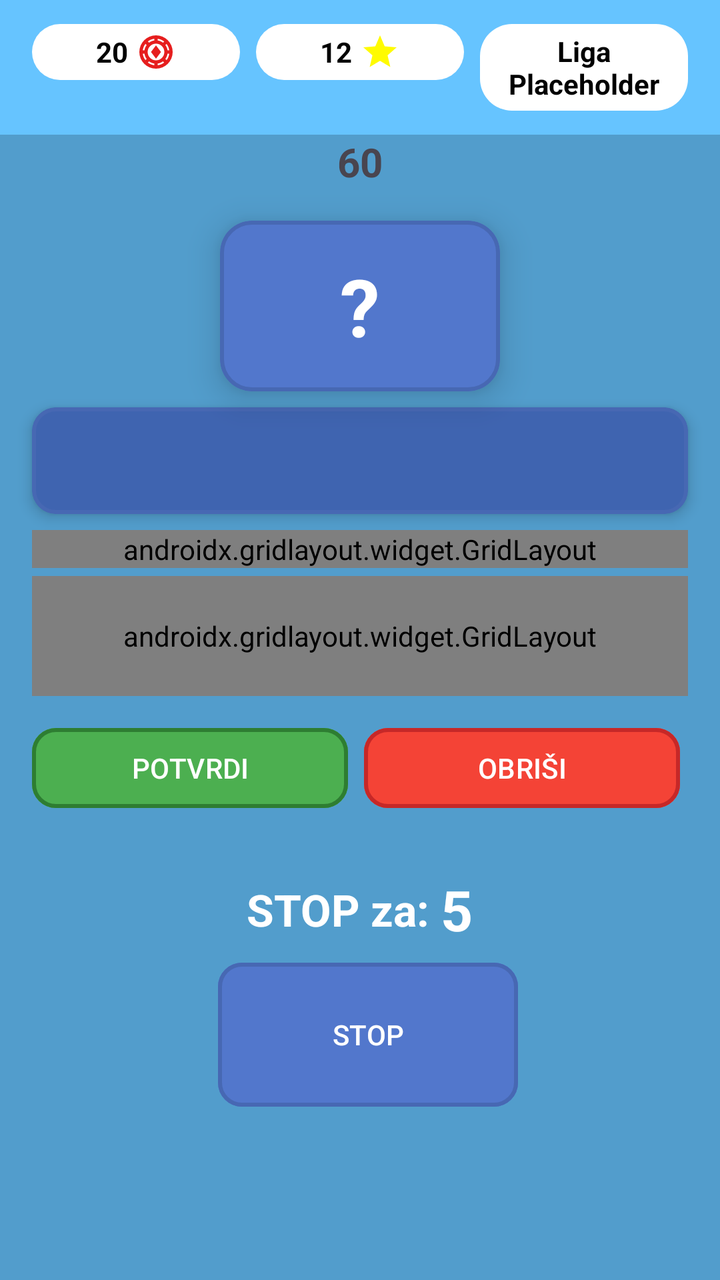
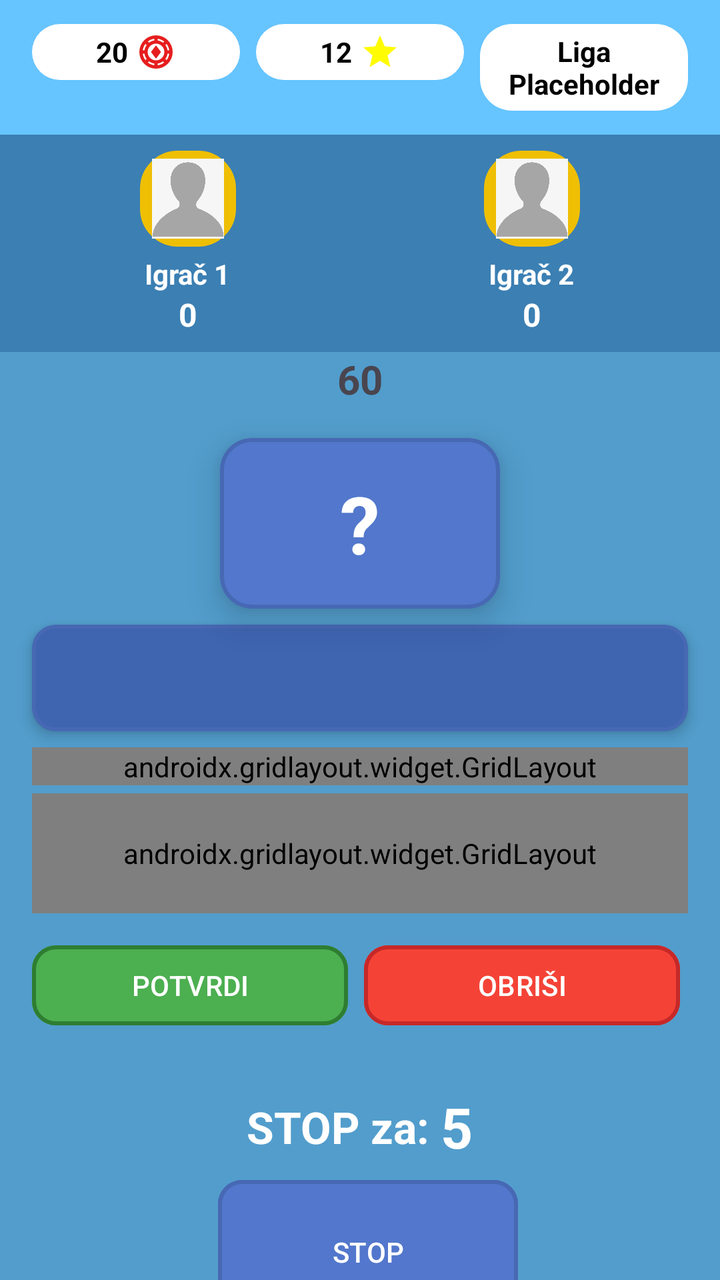

An Android layout rendered at two revisions. The XML below is the earlier revision; the diff shows what the commit changed to produce the second picture.
<!-- AndroidManifest.xml: application theme Theme.Slagalica -->
<!-- res/layout/activity_numbers_game.xml -->
<?xml version="1.0" encoding="utf-8"?>
<androidx.constraintlayout.widget.ConstraintLayout
    xmlns:android="http://schemas.android.com/apk/res/android"
    xmlns:app="http://schemas.android.com/apk/res-auto"
    xmlns:tools="http://schemas.android.com/tools"
    android:id="@+id/main"
    android:layout_width="match_parent"
    android:layout_height="match_parent"
    android:background="#529dcc">

    <LinearLayout
        android:layout_width="match_parent"
        android:layout_height="match_parent"
        android:orientation="vertical"
        tools:layout_editor_absoluteX="-41dp"
        tools:layout_editor_absoluteY="0dp">

        <include layout="@layout/top_bar" />

        <TextView
            android:id="@+id/gameTimerTextView"
            android:layout_width="wrap_content"
            android:layout_height="wrap_content"
            android:layout_gravity="center_horizontal"
            android:layout_marginBottom="8dp"
            android:text="60"
            android:textSize="20sp"
            android:textStyle="bold" />

        
        <com.google.android.material.card.MaterialCardView
            android:layout_width="wrap_content"
            android:layout_height="wrap_content"
            android:layout_gravity="center_horizontal"
            android:layout_marginStart="16dp"
            android:layout_marginTop="8dp"
            android:layout_marginEnd="16dp"
            android:layout_marginBottom="8dp"
            app:cardBackgroundColor="@color/button_default_color"
            app:cardCornerRadius="16dp"
            app:cardElevation="10dp"
            app:strokeColor="@color/button_default_border"
            app:strokeWidth="2dp">

            <TextView
                android:id="@+id/targetTextView"
                android:layout_width="wrap_content"
                android:layout_height="wrap_content"
                android:gravity="center"
                android:minWidth="140dp"
                android:padding="16dp"
                android:text="@string/question_mark"
                android:textColor="@color/white"
                android:textSize="40sp"
                android:textStyle="bold" />
        </com.google.android.material.card.MaterialCardView>

        
        <com.google.android.material.card.MaterialCardView
            android:layout_width="match_parent"
            android:layout_height="wrap_content"
            android:layout_marginStart="16dp"
            android:layout_marginEnd="16dp"
            android:layout_marginBottom="8dp"
            app:cardBackgroundColor="@color/button_selected_color"
            app:cardCornerRadius="12dp"
            app:cardElevation="4dp"
            app:strokeColor="@color/button_default_border"
            app:strokeWidth="2dp">

            <TextView
                android:id="@+id/expressionTextView"
                android:layout_width="match_parent"
                android:layout_height="wrap_content"
                android:gravity="center_vertical"
                android:minHeight="52dp"
                android:padding="12dp"
                android:text=""
                android:textColor="@color/white"
                android:textSize="22sp" />
        </com.google.android.material.card.MaterialCardView>

        
        <androidx.gridlayout.widget.GridLayout
            android:layout_width="match_parent"
            android:layout_height="wrap_content"
            android:layout_marginStart="16dp"
            android:layout_marginEnd="16dp"
            android:layout_marginBottom="4dp"
            app:alignmentMode="alignMargins"
            app:columnCount="3"
            app:rowCount="2"
            app:useDefaultMargins="true">

            <com.google.android.material.button.MaterialButton
                android:id="@+id/numButton1"
                android:layout_width="0dp"
                android:layout_height="wrap_content"
                android:backgroundTint="@color/button_default_color"
                android:elevation="8dp"
                android:minHeight="60dp"
                android:text="@string/question_mark"
                android:textColor="@color/white"
                app:cornerRadius="12dp"
                app:layout_columnWeight="1"
                app:strokeColor="@color/button_default_border"
                app:strokeWidth="2dp" />

            <com.google.android.material.button.MaterialButton
                android:id="@+id/numButton2"
                android:layout_width="0dp"
                android:layout_height="wrap_content"
                android:backgroundTint="@color/button_default_color"
                android:elevation="8dp"
                android:minHeight="60dp"
                android:text="@string/question_mark"
                android:textColor="@color/white"
                app:cornerRadius="12dp"
                app:layout_columnWeight="1"
                app:strokeColor="@color/button_default_border"
                app:strokeWidth="2dp" />

            <com.google.android.material.button.MaterialButton
                android:id="@+id/numButton5"
                android:layout_width="0dp"
                android:layout_height="wrap_content"
                android:backgroundTint="@color/button_default_color"
                android:elevation="8dp"
                android:minHeight="60dp"
                android:text="@string/question_mark"
                android:textColor="@color/white"
                app:cornerRadius="12dp"
                app:layout_columnWeight="1"
                app:strokeColor="@color/button_default_border"
                app:strokeWidth="2dp" />

            <com.google.android.material.button.MaterialButton
                android:id="@+id/numButton4"
                android:layout_width="0dp"
                android:layout_height="wrap_content"
                android:backgroundTint="@color/button_default_color"
                android:elevation="8dp"
                android:minHeight="60dp"
                android:text="@string/question_mark"
                android:textColor="@color/white"
                app:cornerRadius="12dp"
                app:layout_columnWeight="1"
                app:strokeColor="@color/button_default_border"
                app:strokeWidth="2dp" />

            <com.google.android.material.button.MaterialButton
                android:id="@+id/numButton3"
                android:layout_width="0dp"
                android:layout_height="wrap_content"
                android:backgroundTint="@color/button_default_color"
                android:elevation="8dp"
                android:minHeight="60dp"
                android:text="@string/question_mark"
                android:textColor="@color/white"
                app:cornerRadius="12dp"
                app:layout_columnWeight="1"
                app:strokeColor="@color/button_default_border"
                app:strokeWidth="2dp" />

            <com.google.android.material.button.MaterialButton
                android:id="@+id/numButton6"
                android:layout_width="0dp"
                android:layout_height="wrap_content"
                android:backgroundTint="@color/button_default_color"
                android:elevation="8dp"
                android:minHeight="60dp"
                android:text="@string/question_mark"
                android:textColor="@color/white"
                app:cornerRadius="12dp"
                app:layout_columnWeight="1"
                app:strokeColor="@color/button_default_border"
                app:strokeWidth="2dp" />

        </androidx.gridlayout.widget.GridLayout>

        
        <androidx.gridlayout.widget.GridLayout
            android:layout_width="match_parent"
            android:layout_height="60dp"
            android:layout_marginStart="16dp"
            android:layout_marginEnd="16dp"
            android:layout_marginBottom="8dp"
            app:alignmentMode="alignMargins"
            app:columnCount="6"
            app:rowCount="1"
            app:useDefaultMargins="true">

            <com.google.android.material.button.MaterialButton
                android:id="@+id/btnOpen"
                android:layout_width="0dp"
                android:layout_height="0dp"
                android:layout_margin="4dp"

                app:layout_columnWeight="1"
                app:layout_rowWeight="1"

                app:icon="@drawable/ic_paren_left"
                app:iconGravity="textTop"
                android:text="("
                android:textSize="0sp"
                app:iconPadding="0dp"

                android:gravity="center"

                android:backgroundTint="@color/button_selected_color"
                android:elevation="8dp"

                app:cornerRadius="12dp"
                app:strokeColor="@color/button_selected_border"
                app:strokeWidth="2dp" />

            <com.google.android.material.button.MaterialButton
                android:id="@+id/btnClose"
                android:layout_width="0dp"
                android:layout_height="0dp"
                android:layout_margin="4dp"

                app:layout_columnWeight="1"
                app:layout_rowWeight="1"

                app:icon="@drawable/ic_paren_right"
                app:iconGravity="textTop"
                app:iconPadding="0dp"
                android:text=")"
                android:textSize="0sp"

                android:gravity="center"

                android:backgroundTint="@color/button_selected_color"
                android:elevation="8dp"

                app:cornerRadius="12dp"
                app:strokeColor="@color/button_selected_border"
                app:strokeWidth="2dp" />

            <com.google.android.material.button.MaterialButton
                android:id="@+id/btnPlus"
                android:layout_width="0dp"
                android:layout_height="0dp"
                android:layout_margin="4dp"

                app:layout_columnWeight="1"
                app:layout_rowWeight="1"

                app:icon="@drawable/ic_add"
                app:iconGravity="textTop"
                app:iconPadding="0dp"
                android:text="+"
                android:textSize="0sp"

                android:gravity="center"

                android:backgroundTint="@color/button_selected_color"
                android:elevation="8dp"

                app:cornerRadius="12dp"
                app:strokeColor="@color/button_selected_border"
                app:strokeWidth="2dp" />

            <com.google.android.material.button.MaterialButton
                android:id="@+id/btnMinus"
                android:layout_width="0dp"
                android:layout_height="0dp"
                android:layout_margin="4dp"

                app:layout_columnWeight="1"
                app:layout_rowWeight="1"

                app:icon="@drawable/ic_minus"
                app:iconGravity="textTop"
                app:iconPadding="0dp"
                android:text="-"
                android:textSize="0sp"

                android:gravity="center"

                android:backgroundTint="@color/button_selected_color"
                android:elevation="8dp"

                app:cornerRadius="12dp"
                app:strokeColor="@color/button_selected_border"
                app:strokeWidth="2dp" />

            <com.google.android.material.button.MaterialButton
                android:id="@+id/btnMultiply"
                android:layout_width="0dp"
                android:layout_height="0dp"
                android:layout_margin="4dp"

                app:layout_columnWeight="1"
                app:layout_rowWeight="1"

                app:icon="@drawable/ic_multiply"
                app:iconGravity="textTop"
                app:iconPadding="0dp"
                android:text="*"
                android:textSize="0sp"

                android:gravity="center"

                android:backgroundTint="@color/button_selected_color"
                android:elevation="8dp"

                app:cornerRadius="12dp"
                app:strokeColor="@color/button_selected_border"
                app:strokeWidth="2dp" />

            <com.google.android.material.button.MaterialButton
                android:id="@+id/btnDivide"
                android:layout_width="0dp"
                android:layout_height="0dp"
                android:layout_margin="4dp"

                app:layout_columnWeight="1"
                app:layout_rowWeight="1"

                app:icon="@drawable/ic_divide"
                app:iconGravity="textTop"
                app:iconPadding="0dp"
                android:text="/"
                android:textSize="0sp"

                android:gravity="center"

                android:backgroundTint="@color/button_selected_color"
                android:elevation="8dp"

                app:cornerRadius="12dp"
                app:strokeColor="@color/button_selected_border"
                app:strokeWidth="2dp" />

        </androidx.gridlayout.widget.GridLayout>

        
        <LinearLayout
            android:layout_width="match_parent"
            android:layout_height="wrap_content"
            android:gravity="center"
            android:orientation="horizontal"
            android:paddingStart="16dp"
            android:paddingTop="4dp"
            android:paddingEnd="16dp"
            android:paddingBottom="16dp">

            <com.google.android.material.button.MaterialButton
                android:id="@+id/confirmButton"
                android:layout_width="0dp"
                android:layout_height="wrap_content"
                android:layout_marginEnd="4dp"
                android:layout_weight="1"
                android:backgroundTint="@color/correct_answer_color"
                android:elevation="8dp"
                android:text="POTVRDI"
                android:textColor="@color/white"
                app:cornerRadius="12dp"
                app:strokeColor="@color/correct_answer_border"
                app:strokeWidth="2dp" />

            <com.google.android.material.button.MaterialButton
                android:id="@+id/clearButton"
                android:layout_width="0dp"
                android:layout_height="wrap_content"
                android:layout_marginStart="4dp"
                android:layout_marginEnd="4dp"
                android:layout_weight="1"
                android:backgroundTint="@color/wrong_answer_color"
                android:elevation="8dp"
                android:text="OBRIŠI"
                android:textColor="@color/white"
                app:cornerRadius="12dp"
                app:strokeColor="@color/wrong_answer_border"
                app:strokeWidth="2dp" />

        </LinearLayout>

        
        <LinearLayout
            android:id="@+id/stopTimerRow"
            android:layout_width="match_parent"
            android:layout_height="wrap_content"
            android:gravity="center"
            android:orientation="horizontal"
            android:paddingTop="12dp"
            android:paddingBottom="4dp">

            <TextView
                android:layout_width="wrap_content"
                android:layout_height="wrap_content"
                android:text="STOP za: "
                android:textColor="@android:color/white"
                android:textSize="22sp"
                android:textStyle="bold" />

            <TextView
                android:id="@+id/stopTimerTextView"
                android:layout_width="wrap_content"
                android:layout_height="wrap_content"
                android:text="5"
                android:textColor="@android:color/white"
                android:textSize="28sp"
                android:textStyle="bold" />
        </LinearLayout>

        <com.google.android.material.button.MaterialButton
            android:id="@+id/stopButton"
            android:layout_width="150dp"
            android:layout_height="80dp"
            android:layout_marginStart="4dp"
            android:layout_gravity="center"
            android:backgroundTint="@color/button_default_color"
            android:elevation="8dp"
            android:text="STOP"
            android:textColor="@color/white"
            app:cornerRadius="12dp"
            app:strokeColor="@color/button_default_border"
            app:strokeWidth="2dp" />

    </LinearLayout>

</androidx.constraintlayout.widget.ConstraintLayout>
<!-- res/layout/top_bar.xml (included above) -->
<?xml version="1.0" encoding="utf-8"?>
<LinearLayout xmlns:android="http://schemas.android.com/apk/res/android"
    android:layout_width="match_parent"
    android:layout_height="wrap_content"
    android:orientation="horizontal"
    android:padding="12dp"
    android:background="#66C4FF">

    <LinearLayout
        android:layout_width="0dp"
        android:layout_height="wrap_content"
        android:layout_weight="1"
        android:orientation="horizontal"
        android:gravity="center"
        android:padding="4dp"
        android:layout_marginStart="4dp"
        android:layout_marginEnd="4dp"
        android:background="@drawable/rounded_white">

        <TextView
            android:layout_width="wrap_content"
            android:layout_height="wrap_content"
            android:text="20"
            android:textColor="#000000"
            android:textStyle="bold"
            android:layout_marginEnd="4dp" />

        <ImageView
            android:layout_width="20dp"
            android:layout_height="20dp"
            android:src="@drawable/ic_token"
            android:contentDescription="Tokeni" />
    </LinearLayout>

    <LinearLayout
        android:layout_width="0dp"
        android:layout_height="wrap_content"
        android:layout_weight="1"
        android:orientation="horizontal"
        android:gravity="center"
        android:padding="4dp"
        android:layout_marginStart="4dp"
        android:layout_marginEnd="4dp"
        android:background="@drawable/rounded_white">

        <TextView
            android:layout_width="wrap_content"
            android:layout_height="wrap_content"
            android:text="12"
            android:textColor="#000000"
            android:textStyle="bold"
            android:layout_marginEnd="4dp" />

        <ImageView
            android:layout_width="20dp"
            android:layout_height="20dp"
            android:src="@drawable/ic_star"
            android:contentDescription="Zvezde" />
    </LinearLayout>

    <LinearLayout
        android:layout_width="0dp"
        android:layout_height="wrap_content"
        android:layout_weight="1"
        android:orientation="horizontal"
        android:gravity="center"
        android:padding="4dp"
        android:layout_marginStart="4dp"
        android:layout_marginEnd="4dp"
        android:background="@drawable/rounded_white">

        <TextView
            android:layout_width="wrap_content"
            android:layout_height="wrap_content"
            android:text="Liga Placeholder"
            android:textColor="#000000"
            android:textStyle="bold"
            android:gravity="center" />
    </LinearLayout>
</LinearLayout>
<!-- resources referenced by this layout -->
<resources>
  <color name="button_default_border">#4768B3</color>
  <color name="button_default_color">#5277CC</color>
  <color name="button_selected_border">#2F4F8C</color>
  <color name="button_selected_color">#3F64B0</color>
  <color name="correct_answer_border">#2E7D32</color>
  <color name="correct_answer_color">#4CAF50</color>
  <color name="white">#FFFFFFFF</color>
  <color name="wrong_answer_border">#C62828</color>
  <color name="wrong_answer_color">#F44336</color>
  <!-- drawable ic_add (drawable) -->
  <vector xmlns:android="http://schemas.android.com/apk/res/android" android:height="24dp" android:tint="#FFFFFF" android:viewportHeight="24" android:viewportWidth="24" android:width="24dp">
        
      <path android:fillColor="@android:color/white" android:pathData="M19,13h-6v6h-2v-6H5v-2h6V5h2v6h6v2z"/>
      
  </vector>
  <!-- drawable ic_divide (drawable) -->
  <vector xmlns:android="http://schemas.android.com/apk/res/android"
      android:width="24dp"
      android:height="24dp"
      android:viewportWidth="24"
      android:viewportHeight="24">
      <path
          android:fillColor="#000000"
          android:pathData="M19,11H5v2h14v-2zM12,5a2,2 0 1,0 0.001,0zM12,17a2,2 0 1,0 0.001,0z"/>
  </vector>
  <!-- drawable ic_minus (drawable) -->
  <vector xmlns:android="http://schemas.android.com/apk/res/android" android:height="24dp" android:tint="#FFFFFF" android:viewportHeight="24" android:viewportWidth="24" android:width="24dp">
        
      <path android:fillColor="@android:color/white" android:pathData="M19,13H5v-2h14v2z"/>
      
  </vector>
  <!-- drawable ic_multiply (drawable) -->
  <vector xmlns:android="http://schemas.android.com/apk/res/android"
      android:width="24dp"
      android:height="24dp"
      android:viewportWidth="24"
      android:viewportHeight="24">
      <path
          android:fillColor="#000000"
          android:pathData="M18.3,5.7L12,12l-6.3,-6.3-1.4,1.4L10.6,13l-6.3,6.3,1.4,1.4L12,14.4l6.3,6.3,1.4,-1.4L13.4,13l6.3,-6.3z"/>
  </vector>
  <!-- drawable ic_paren_left (drawable) -->
  <vector xmlns:android="http://schemas.android.com/apk/res/android"
      android:width="24dp"
      android:height="24dp"
      android:viewportWidth="24"
      android:viewportHeight="24">
      <path
          android:fillColor="#000000"
          android:pathData="M10,4C7,7 7,17 10,20H8C5,17 5,7 8,4z"/>
  </vector>
  <!-- drawable ic_paren_right (drawable) -->
  <vector xmlns:android="http://schemas.android.com/apk/res/android"
      android:width="24dp"
      android:height="24dp"
      android:viewportWidth="24"
      android:viewportHeight="24">
      <path
          android:fillColor="#000000"
          android:pathData="M14,4C17,7 17,17 14,20H16C19,17 19,7 16,4z"/>
  </vector>
  <!-- drawable ic_star (drawable) -->
  <vector xmlns:android="http://schemas.android.com/apk/res/android" android:height="24dp" android:tint="#FFFB00" android:viewportHeight="24" android:viewportWidth="24" android:width="24dp">
        
      <path android:fillColor="@android:color/white" android:pathData="M12,17.27L18.18,21l-1.64,-7.03L22,9.24l-7.19,-0.61L12,2 9.19,8.63 2,9.24l5.46,4.73L5.82,21z"/>
      
  </vector>
  <!-- drawable rounded_white (drawable) -->
  <?xml version="1.0" encoding="utf-8"?>
  <shape xmlns:android="http://schemas.android.com/apk/res/android"
      android:shape="rectangle">
      <solid android:color="@android:color/white" />
      <corners android:radius="16dp" />
  </shape>
  <string name="question_mark">?</string>
  <style name="Theme.Slagalica" parent="Base.Theme.Slagalica" />
  <style name="Base.Theme.Slagalica" parent="Theme.Material3.DayNight.NoActionBar">
          
          
      </style>
  <!-- unchanged entries left out for length: 1 -->
</resources>

<!-- the commit's change to res/layout/activity_numbers_game.xml (unified diff, before → after) -->
@@ -16,6 +16,8 @@
         tools:layout_editor_absoluteY="0dp">
 
         <include layout="@layout/top_bar" />
+
+        <include layout="@layout/player_score_row" />
 
         <TextView
             android:id="@+id/gameTimerTextView"
@@ -504,3 +506,87 @@
             android:gravity="center" />
     </LinearLayout>
 </LinearLayout>
+<!-- res/layout/player_score_row.xml (included above) -->
+<?xml version="1.0" encoding="utf-8"?>
+<LinearLayout xmlns:android="http://schemas.android.com/apk/res/android"
+    android:id="@+id/playerScoreRow"
+    android:layout_width="match_parent"
+    android:layout_height="wrap_content"
+    android:orientation="horizontal"
+    android:padding="8dp"
+    android:background="#3B7FB3">
+
+    <LinearLayout
+        android:id="@+id/playerOneContainer"
+        android:layout_width="0dp"
+        android:layout_height="wrap_content"
+        android:layout_weight="1"
+        android:orientation="vertical"
+        android:gravity="center">
+
+        <ImageView
+            android:id="@+id/playerOneAvatar"
+            android:layout_width="48dp"
+            android:layout_height="48dp"
+            android:background="@drawable/profile_frame"
+            android:padding="4dp"
+            android:src="@drawable/default_profile"
+            android:contentDescription="Player 1 avatar" />
+
+        <TextView
+            android:id="@+id/playerOneName"
+            android:layout_width="wrap_content"
+            android:layout_height="wrap_content"
+            android:layout_marginTop="4dp"
+            android:text="Igrač 1"
+            android:textColor="@android:color/white"
+            android:textStyle="bold"
+            android:textSize="14sp" />
+
+        <TextView
+            android:id="@+id/playerOneScore"
+            android:layout_width="wrap_content"
+            android:layout_height="wrap_content"
+            android:text="0"
+            android:textColor="@android:color/white"
+            android:textStyle="bold"
+            android:textSize="16sp" />
+    </LinearLayout>
+
+    <LinearLayout
+        android:id="@+id/playerTwoContainer"
+        android:layout_width="0dp"
+        android:layout_height="wrap_content"
+        android:layout_weight="1"
+        android:orientation="vertical"
+        android:gravity="center">
+
+        <ImageView
+            android:id="@+id/playerTwoAvatar"
+            android:layout_width="48dp"
+            android:layout_height="48dp"
+            android:background="@drawable/profile_frame"
+            android:padding="4dp"
+            android:src="@drawable/default_profile"
+            android:contentDescription="Player 2 avatar" />
+
+        <TextView
+            android:id="@+id/playerTwoName"
+            android:layout_width="wrap_content"
+            android:layout_height="wrap_content"
+            android:layout_marginTop="4dp"
+            android:text="Igrač 2"
+            android:textColor="@android:color/white"
+            android:textStyle="bold"
+            android:textSize="14sp" />
+
+        <TextView
+            android:id="@+id/playerTwoScore"
+            android:layout_width="wrap_content"
+            android:layout_height="wrap_content"
+            android:text="0"
+            android:textColor="@android:color/white"
+            android:textStyle="bold"
+            android:textSize="16sp" />
+    </LinearLayout>
+</LinearLayout>
<!-- resource entries referenced after the edit -->
@@ -9,6 +9,7 @@
   <color name="white">#FFFFFFFF</color>
   <color name="wrong_answer_border">#C62828</color>
   <color name="wrong_answer_color">#F44336</color>
+  <!-- drawable default_profile: png bitmap (drawable, 31723 bytes) -->
   <!-- drawable ic_add (drawable) -->
   <vector xmlns:android="http://schemas.android.com/apk/res/android" android:height="24dp" android:tint="#FFFFFF" android:viewportHeight="24" android:viewportWidth="24" android:width="24dp">
         
@@ -67,6 +68,16 @@
       <path android:fillColor="@android:color/white" android:pathData="M12,17.27L18.18,21l-1.64,-7.03L22,9.24l-7.19,-0.61L12,2 9.19,8.63 2,9.24l5.46,4.73L5.82,21z"/>
       
   </vector>
+  <!-- drawable profile_frame (drawable) -->
+  <?xml version="1.0" encoding="utf-8"?>
+  <shape xmlns:android="http://schemas.android.com/apk/res/android"
+      android:shape="rectangle">
+      <solid android:color="@android:color/transparent"/>
+      <stroke
+          android:width="6dp"
+          android:color="#EFBF04"/>
+      <corners android:radius="16dp"/>
+  </shape>
   <!-- drawable rounded_white (drawable) -->
   <?xml version="1.0" encoding="utf-8"?>
   <shape xmlns:android="http://schemas.android.com/apk/res/android"
